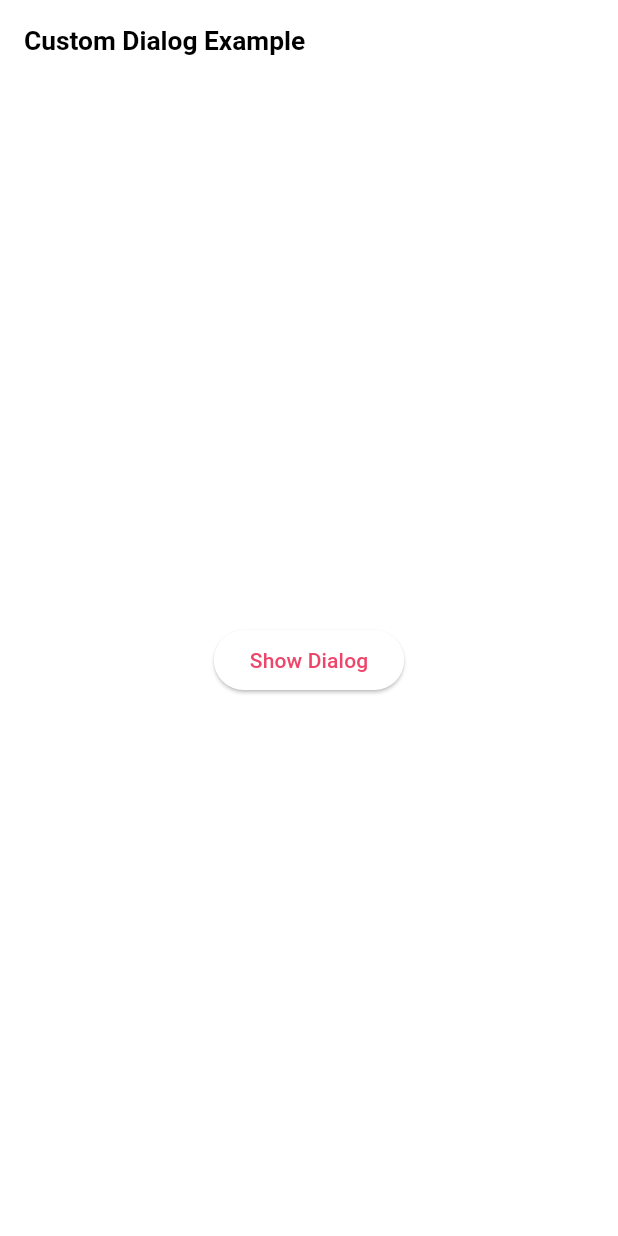
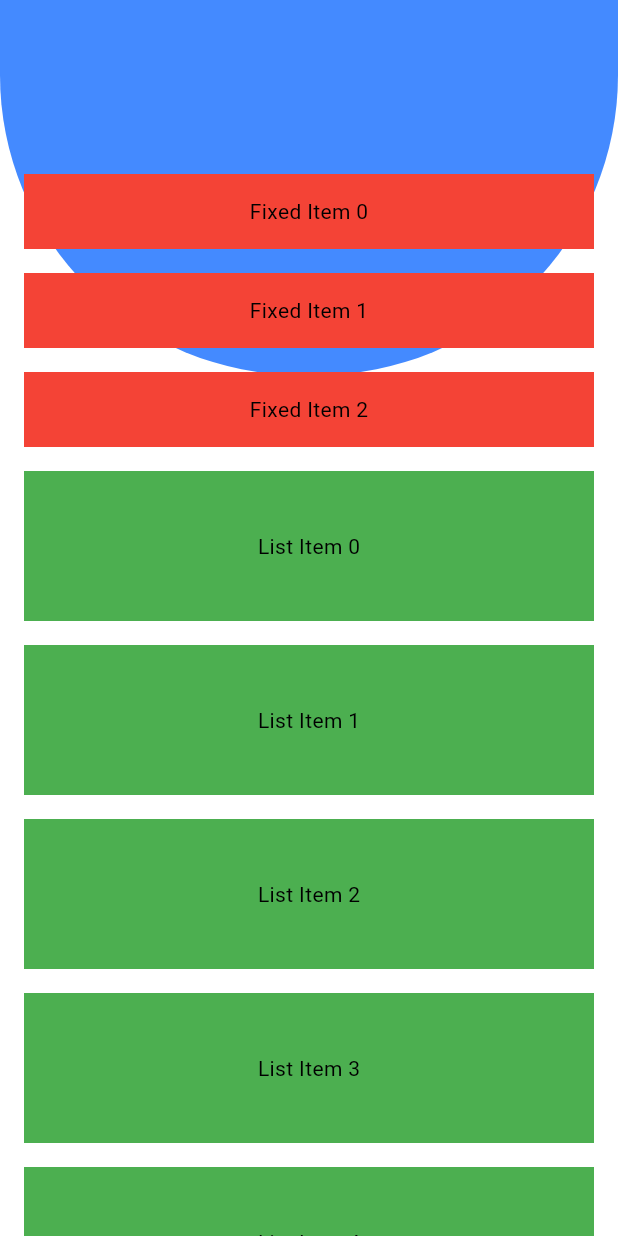
Before and after one commit to tarikbinaziz/flutter_widget_test, a Flutter app: the screen it shows after launch, on a phone screen of 412 x 824 dp. Run offline on Flutter 3.47's test engine with Material 3 defaults, Android fonts, the phone set to English and light mode, and no system bars; our stand-ins replace cached_network_image, flutter_riverpod, flutter_screenutil, gap, hive, hive_flutter; accounts and stored records are empty; Roboto replaces fonts that are missing (Mulish).

Commit message:
home design

```diff
--- /dev/null
+++ b/lib/home.dart
@@ -0,0 +1,65 @@
+import 'package:flutter/material.dart';
+
+class TestScreen extends StatelessWidget {
+  const TestScreen({super.key});
+
+  @override
+  Widget build(BuildContext context) {
+    return Scaffold(
+      body: Stack(
+        children: [
+          /// 🔵 Top round container (header)
+          Container(
+            height: 250,
+            width: double.infinity,
+            decoration: const BoxDecoration(
+              color: Colors.blueAccent,
+              borderRadius: BorderRadius.only(
+                bottomLeft: Radius.circular(200),
+                bottomRight: Radius.circular(200),
+              ),
+            ),
+          ),
+
+          /// 📦 Content under the header
+          SingleChildScrollView(
+            child: Padding(
+              padding: const EdgeInsets.all(16.0),
+              child: Column(
+                children: [
+                  SizedBox(height: 100), // space for header
+                  // example: some fixed items
+                  ...List.generate(3, (index) {
+                    return Container(
+                      height: 50,
+                      margin: EdgeInsets.only(bottom: 16),
+
+                      color: Colors.red,
+                      child: Center(child: Text('Fixed Item $index')),
+                    );
+                  }),
+
+                  // expandable content
+                  ListView.builder(
+                    itemCount: 10,
+                    shrinkWrap: true,
+                    physics: NeverScrollableScrollPhysics(),
+                    itemBuilder: (context, index) {
+                      return Container(
+                        height: 100,
+                        margin: EdgeInsets.only(bottom: 16),
+
+                        color: Colors.green,
+                        child: Center(child: Text('List Item $index')),
+                      );
+                    },
+                  ),
+                ],
+              ),
+            ),
+          ),
+        ],
+      ),
+    );
+  }
+}
--- a/lib/main.dart
+++ b/lib/main.dart
@@ -3,7 +3,7 @@ import 'package:flutter_riverpod/flutter_riverpod.dart';
 import 'package:flutter_screenutil/flutter_screenutil.dart';
 import 'package:flutter_widget_carosel_slider/config/app_constants.dart';
 import 'package:flutter_widget_carosel_slider/config/theme.dart';
-import 'package:flutter_widget_carosel_slider/signup_success_dialog.dart';
+import 'package:flutter_widget_carosel_slider/home.dart';
 import 'package:hive_flutter/hive_flutter.dart';
 
 void main() async {
@@ -31,7 +31,7 @@ class MyApp extends StatelessWidget {
           home: child,
         );
       },
-      child: SignupSuccessDialog(),
+      child: TestScreen(),
       // child: OnboardingLayout(),
     );
   }
```
